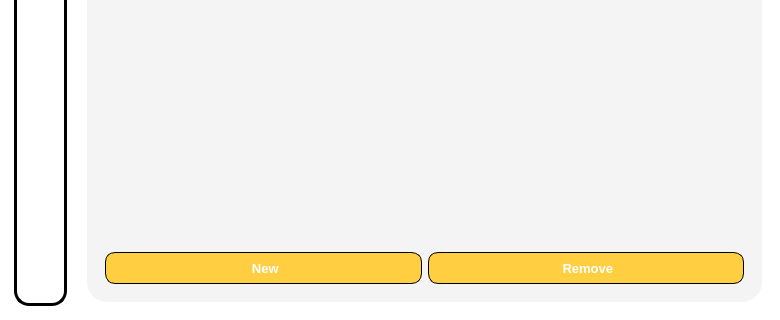
MaiNgocChau9/Python-App-A-, file SPCK/GUI/Notes.ui: the form before one commit; both pictures show x 0 to 780 and y 230 to 550 of the 780 by 550 pixel window.
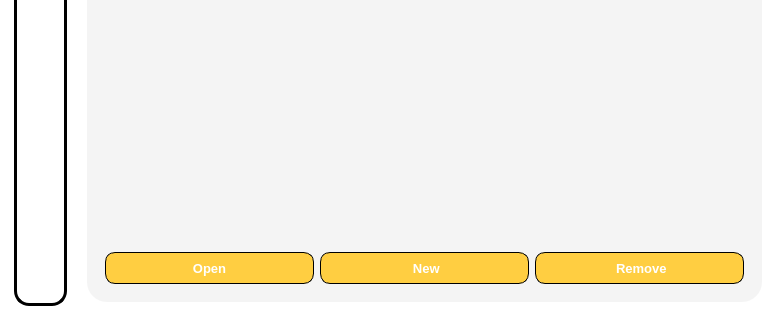
The form after the commit. Icons and pictures are not drawn.

The edit to the form file:
```diff
--- a/SPCK/GUI/Notes.ui
+++ b/SPCK/GUI/Notes.ui
@@ -381,6 +381,54 @@
           <item>
            <widget class="QWidget" name="widget_4" native="true">
             <layout class="QHBoxLayout" name="horizontalLayout_3">
+             <item>
+              <widget class="QPushButton" name="pushButton_4">
+               <property name="font">
+                <font>
+                 <family>Segoe UI</family>
+                 <pointsize>10</pointsize>
+                 <weight>75</weight>
+                 <bold>true</bold>
+                </font>
+               </property>
+               <property name="styleSheet">
+                <string notr="true">QPushButton{
+	border: 1px solid black;
+	height: 30px;
+	border-radius: 10px;
+	background-color: #FFCE41;
+	color: white;
+}
+
+QPushButton::hover{
+	border: 2px solid black;
+	height: 30px;
+	border-radius: 10px;
+	background-color: #FFCE41;
+}
+
+QPushButton::pressed{
+	border: 2px solid black;
+	height: 30px;
+	border-radius: 10px;
+	background-color: rgb(234, 188, 59);
+}</string>
+               </property>
+               <property name="text">
+                <string>Open</string>
+               </property>
+               <property name="icon">
+                <iconset>
+                 <normaloff>../Image/all_note_view.png</normaloff>../Image/all_note_view.png</iconset>
+               </property>
+               <property name="iconSize">
+                <size>
+                 <width>16</width>
+                 <height>16</height>
+                </size>
+               </property>
+              </widget>
+             </item>
              <item>
               <widget class="QPushButton" name="pushButton_3">
                <property name="font">
```
